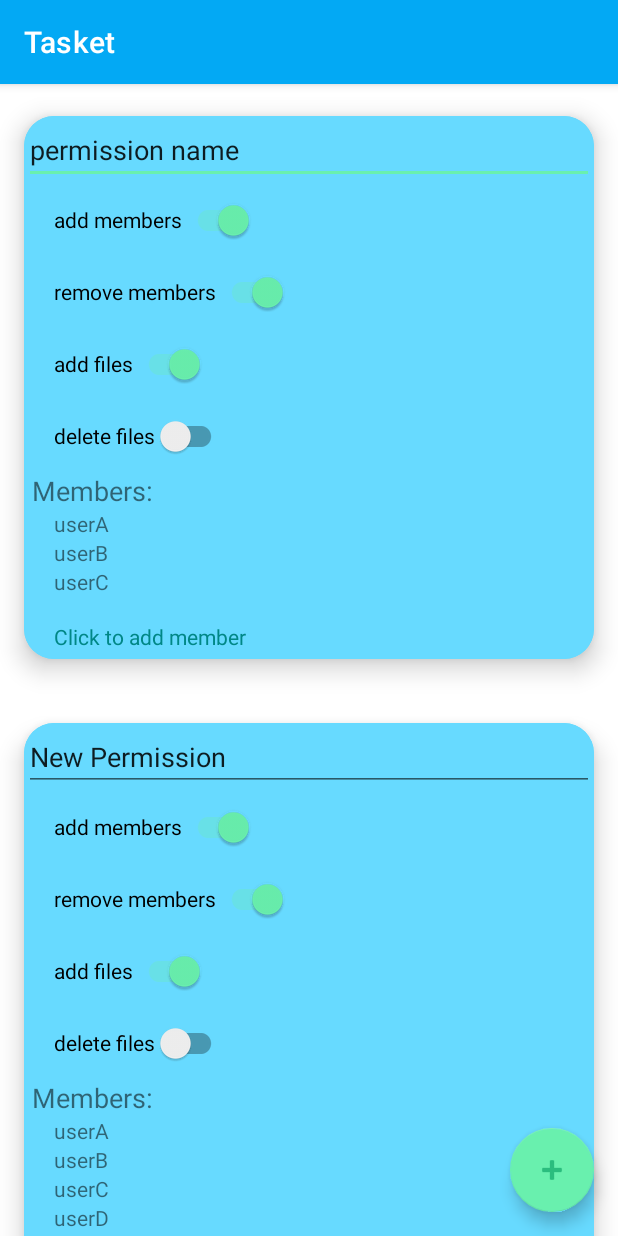
After one commit to lsmednick/Tasket, an Android app: the AdjustPermissions screen opened directly, with no data from a screen before it, on a phone screen of 412 x 824 dp. The commit adds this screen. Run offline under Robolectric (Android 15) with nearby library versions, the phone set to English and light mode, and no system bars.

Commit message:
added card recycler to permissions~~ it works! just have to implement saving cards, and clicking to add members maybe swiping to remove a member..?

```diff
--- a/app/build.gradle
+++ b/app/build.gradle
@@ -37,6 +37,7 @@ dependencies {
     implementation "com.google.firebase:firebase-auth"
     implementation 'androidx.navigation:navigation-fragment:2.3.1'
     implementation 'androidx.navigation:navigation-ui:2.3.1'
+    implementation 'androidx.cardview:cardview:1.0.0'
     testImplementation 'junit:junit:4.+'
     androidTestImplementation 'androidx.test.ext:junit:1.1.2'
     androidTestImplementation 'androidx.test.espresso:espresso-core:3.3.0'
--- a/app/src/main/AndroidManifest.xml
+++ b/app/src/main/AndroidManifest.xml
@@ -9,6 +9,7 @@
         android:roundIcon="@mipmap/ic_launcher_round"
         android:supportsRtl="true"
         android:theme="@style/Theme.Tasket">
+        <activity android:name=".AdjustPermissions"></activity>
         <activity android:name=".CreateTeam" />
         <activity android:name=".ViewTeams" />
         <activity android:name=".HomeActivity" />
--- /dev/null
+++ b/app/src/main/java/edu/neu/madcourse/tasket/AdjustPermissions.java
@@ -0,0 +1,58 @@
+package edu.neu.madcourse.tasket;
+
+import androidx.appcompat.app.AppCompatActivity;
+import androidx.recyclerview.widget.DefaultItemAnimator;
+import androidx.recyclerview.widget.DividerItemDecoration;
+import androidx.recyclerview.widget.LinearLayoutManager;
+import androidx.recyclerview.widget.RecyclerView;
+
+import android.os.Bundle;
+import android.view.View;
+
+import com.google.android.material.floatingactionbutton.FloatingActionButton;
+
+import java.util.ArrayList;
+import java.util.Arrays;
+
+public class AdjustPermissions extends AppCompatActivity {
+
+    @Override
+    protected void onCreate(Bundle savedInstanceState) {
+        super.onCreate(savedInstanceState);
+        setContentView(R.layout.activity_adjust_permissions);
+
+        FloatingActionButton fab = findViewById(R.id.floatingActionButton_add_permission_category);
+        fab.setOnClickListener(v -> {
+            //TODO add card to recyclerview
+        });
+
+        //create temp permissions object
+        ArrayList<Boolean> settings = new ArrayList<Boolean>();
+        settings.add(true);
+        settings.add(false);
+        settings.add(true);
+        settings.add(false);
+
+        String[] members = {"userA", "userB", "userC"};
+
+        Permission myPermission = new Permission(settings, "permission name", members);
+        ArrayList<Permission> permissions = new ArrayList<>();
+        permissions.add(myPermission);
+        settings.set(1, true);
+        members = Arrays.copyOf(members, members.length + 1);
+        members[members.length - 1] = "userD";
+        myPermission = new Permission(settings, "New Permission", members);
+        permissions.add(myPermission);
+
+        //recyclerview
+        RecyclerView card_recycler = findViewById(R.id.permissions_recycler_view);
+        RecyclerView.LayoutManager layoutManager = new LinearLayoutManager(getApplicationContext());
+        card_recycler.setLayoutManager(layoutManager);
+        card_recycler.setItemAnimator(new DefaultItemAnimator());
+
+        PermissionsCustomAdapter myAdapter = new PermissionsCustomAdapter(this, permissions);
+        card_recycler.setAdapter(myAdapter);
+        //card_recycler.addItemDecoration(new DividerItemDecoration(card_recycler.getContext(), DividerItemDecoration.VERTICAL));
+
+    }
+}
--- /dev/null
+++ b/app/src/main/java/edu/neu/madcourse/tasket/BasicStringCustomAdapter.java
@@ -0,0 +1,48 @@
+package edu.neu.madcourse.tasket;
+
+import android.view.LayoutInflater;
+import android.view.View;
+import android.view.ViewGroup;
+import android.widget.TextView;
+
+import androidx.annotation.NonNull;
+import androidx.recyclerview.widget.RecyclerView;
+
+public class BasicStringCustomAdapter extends RecyclerView.Adapter {
+
+    private String[] myData;
+
+    public BasicStringCustomAdapter(String[] data) {
+        this.myData = data;
+    }
+
+    @NonNull
+    @Override
+    public RecyclerView.ViewHolder onCreateViewHolder(@NonNull ViewGroup parent, int viewType) {
+        LayoutInflater layoutInflater = LayoutInflater.from(parent.getContext());
+        View listItem = layoutInflater.inflate(R.layout.text_row, parent, false);
+        ViewHolder viewHolder = new ViewHolder(listItem);
+        return viewHolder;
+    }
+
+    @Override
+    public void onBindViewHolder(@NonNull RecyclerView.ViewHolder holder, int position) {
+
+        final String data = myData[position];
+        ((ViewHolder) holder).textView.setText(data);
+    }
+
+    @Override
+    public int getItemCount() {
+        return myData.length;
+    }
+
+    public static class ViewHolder extends RecyclerView.ViewHolder {
+        public TextView textView;
+
+        public ViewHolder(View itemView) {
+            super(itemView);
+            this.textView = itemView.findViewById(R.id.text_view_row);
+        }
+    }
+}
--- /dev/null
+++ b/app/src/main/java/edu/neu/madcourse/tasket/Permission.java
@@ -0,0 +1,68 @@
+package edu.neu.madcourse.tasket;
+
+import java.util.ArrayList;
+import java.util.Arrays;
+
+public class Permission {
+    private ArrayList<Boolean> permissionSettings;
+    private String permissionName;
+    private String[] associated_members;
+
+    public Permission() {
+
+    }
+
+    public Permission(ArrayList<Boolean> settings, String name, String[] members) {
+
+        this.permissionName = name;
+        this.permissionSettings = settings;
+        this.associated_members = members;
+    }
+
+    public ArrayList<Boolean> getPermissionSettings() {
+        return permissionSettings;
+    }
+
+    public void setPermissionSettings(ArrayList<Boolean> permissionSettings) {
+        this.permissionSettings = permissionSettings;
+    }
+
+    public String getPermissionName() {
+        return permissionName;
+    }
+
+    public void setPermissionName(String permissionName) {
+        this.permissionName = permissionName;
+    }
+
+    public String[] getAssociated_members() {
+        return associated_members;
+    }
+
+    public void setAssociated_members(String[] associated_members) {
+        this.associated_members = associated_members;
+    }
+
+    public void add_member(String username) {
+        this.associated_members = Arrays.copyOf(this.associated_members, this.associated_members.length + 1);
+        this.associated_members[this.associated_members.length - 1] = username;
+    }
+
+    public void remove_member(String username) {
+        for (int i = 0; i < this.associated_members.length; i++) {
+            if (this.associated_members[i].equals(username)) {
+                if (i == 0) {
+                    this.associated_members = Arrays.copyOfRange(this.associated_members, 1, this.associated_members.length);
+                } else {
+                    String[] newString = new String[this.associated_members.length - 1];
+                    for (int j = 0; j < this.associated_members.length - 2; j++) {
+                        if (j != i) {
+                            newString[j] = this.associated_members[j];
+                        }
+                    }
+                    this.associated_members = newString;
+                }
+            }
+        }
+    }
+}
--- /dev/null
+++ b/app/src/main/java/edu/neu/madcourse/tasket/PermissionsCustomAdapter.java
@@ -0,0 +1,99 @@
+package edu.neu.madcourse.tasket;
+
+import android.content.Context;
+import android.util.Log;
+import android.view.LayoutInflater;
+import android.view.View;
+import android.view.ViewGroup;
+import android.widget.ArrayAdapter;
+import android.widget.EditText;
+import android.widget.ListView;
+import android.widget.TextView;
+
+import androidx.annotation.NonNull;
+import androidx.appcompat.widget.SwitchCompat;
+import androidx.recyclerview.widget.LinearLayoutManager;
+import androidx.recyclerview.widget.RecyclerView;
+
+import java.util.ArrayList;
+
+public class PermissionsCustomAdapter extends RecyclerView.Adapter {
+    Context context;
+    ArrayList<Permission> permissions;
+
+    public class MyViewHolder extends RecyclerView.ViewHolder {
+        public EditText permission_title;
+        public SwitchCompat add_member_sw;
+        public SwitchCompat rem_member_sw;
+        public SwitchCompat add_file_sw;
+        public SwitchCompat del_file_sw;
+        public RecyclerView members_list_view;
+        public TextView add_members_text;
+        public ArrayList<SwitchCompat> switches;
+
+        public MyViewHolder(View view) {
+            super(view);
+            permission_title = view.findViewById(R.id.permissions_edit_text);
+            add_member_sw = view.findViewById(R.id.add_members_switch);
+            rem_member_sw = view.findViewById(R.id.remove_members_switch);
+            add_file_sw = view.findViewById(R.id.add_files_switch);
+            del_file_sw = view.findViewById(R.id.delete_files_switch);
+            members_list_view = view.findViewById(R.id.members_list_recyclerview);
+            add_members_text = view.findViewById(R.id.add_members_text_view_button);
+            switches = new ArrayList<>();
+            switches.add(add_member_sw);
+            switches.add(rem_member_sw);
+            switches.add(add_file_sw);
+            switches.add(del_file_sw);
+        }
+    }
+
+    public PermissionsCustomAdapter(Context context, ArrayList<Permission> list) {
+        this.context = context;
+        this.permissions = list;
+    }
+
+    @NonNull
+    @Override
+    public MyViewHolder onCreateViewHolder(@NonNull ViewGroup viewGroup, int i) {
+        View itemView = LayoutInflater.from(viewGroup.getContext()).inflate(R.layout.permissions_row_card, viewGroup, false);
+        return new MyViewHolder(itemView);
+    }
+
+
+    @Override
+    public void onBindViewHolder(@NonNull RecyclerView.ViewHolder myViewHolder, int i) {
+        Permission myPermission = permissions.get(i);
+
+        //set permission title
+        ((MyViewHolder) myViewHolder).permission_title.setText(myPermission.getPermissionName());
+
+        //set switches
+        ArrayList<Boolean> settings = myPermission.getPermissionSettings();
+        ArrayList<SwitchCompat> switches = ((MyViewHolder) myViewHolder).switches;
+        for (int j = 0; j < myPermission.getPermissionSettings().size(); j++) {
+            switches.get(j).setChecked(settings.get(j));
+            Log.i("PCA", Integer.valueOf(j).toString() + settings.get(j).toString());
+        }
+
+        //set members
+        RecyclerView recyclerView = ((MyViewHolder) myViewHolder).members_list_view;
+
+        LinearLayoutManager linearLayoutManager = new LinearLayoutManager(context, LinearLayoutManager.VERTICAL, false);
+        recyclerView.setLayoutManager(linearLayoutManager);
+
+        BasicStringCustomAdapter adapter = new BasicStringCustomAdapter(myPermission.getAssociated_members());  //might need context
+        recyclerView.setAdapter(adapter);
+
+
+        //set onclick
+
+
+    }
+
+    @Override
+    public int getItemCount() {
+        return permissions.size();
+    }
+
+}
--- a/app/src/main/java/edu/neu/madcourse/tasket/ViewTeams.java
+++ b/app/src/main/java/edu/neu/madcourse/tasket/ViewTeams.java
@@ -25,7 +25,7 @@ public class ViewTeams extends AppCompatActivity {
         super.onCreate(savedInstanceState);
         setContentView(R.layout.activity_view_teams);
 
-        // create team objects so we can add them to the recycler view
+        // create team objects associated with user so we can add them to the recycler view
         // ArrayList<ParentObject> myTeams = createTeams();
 
         // set up recycler view
@@ -37,6 +37,8 @@ public class ViewTeams extends AppCompatActivity {
         teamExpandableAdaptor.setParentAndIconExpandOnClick(true);
         myRecycler.setAdapter(teamExpandableAdaptor);
 
+
+        // go to create team activity
         FloatingActionButton createTeam = findViewById(R.id.addTeam);
         createTeam.setOnClickListener(v -> {
             Intent viewTeams_to_createTeam = new Intent(this, CreateTeam.class);
@@ -48,6 +50,8 @@ public class ViewTeams extends AppCompatActivity {
     private ArrayList<ParentObject> createTeams() {
         ArrayList<ParentObject> teams = new ArrayList<>();
 
+
+        //temporary team building with default information
         for (int i = 0; i < 9; i++) {
             //generate sample subteams
             ArrayList<Object> subteams = new ArrayList<>();
--- /dev/null
+++ b/app/src/main/res/layout/activity_adjust_permissions.xml
@@ -0,0 +1,30 @@
+<?xml version="1.0" encoding="utf-8"?>
+<androidx.constraintlayout.widget.ConstraintLayout xmlns:android="http://schemas.android.com/apk/res/android"
+    xmlns:app="http://schemas.android.com/apk/res-auto"
+    xmlns:tools="http://schemas.android.com/tools"
+    android:layout_width="match_parent"
+    android:layout_height="match_parent"
+    tools:context=".AdjustPermissions">
+
+
+    <androidx.recyclerview.widget.RecyclerView
+        android:id="@+id/permissions_recycler_view"
+        android:layout_width="match_parent"
+        android:layout_height="match_parent"
+        app:layout_constraintStart_toStartOf="parent"
+        app:layout_constraintTop_toTopOf="parent" />
+
+    <com.google.android.material.floatingactionbutton.FloatingActionButton
+        android:id="@+id/floatingActionButton_add_permission_category"
+        android:layout_width="wrap_content"
+        android:layout_height="wrap_content"
+        android:layout_margin="@dimen/fab_margin"
+        android:layout_marginEnd="26dp"
+        android:layout_marginBottom="23dp"
+        android:clickable="true"
+        app:layout_constraintBottom_toBottomOf="parent"
+        app:layout_constraintEnd_toEndOf="parent"
+        app:srcCompat="@android:drawable/ic_input_add" />
+
+
+</androidx.constraintlayout.widget.ConstraintLayout>
--- /dev/null
+++ b/app/src/main/res/layout/permissions_row_card.xml
@@ -0,0 +1,82 @@
+<?xml version="1.0" encoding="utf-8"?>
+<androidx.cardview.widget.CardView xmlns:android="http://schemas.android.com/apk/res/android"
+    xmlns:app="http://schemas.android.com/apk/res-auto"
+    xmlns:tools="http://schemas.android.com/tools"
+    android:layout_width="match_parent"
+    android:layout_height="wrap_content"
+    android:padding="10dp"
+    app:cardBackgroundColor="@color/blue_2"
+    app:cardCornerRadius="20dp"
+    app:cardElevation="10dp"
+    app:cardUseCompatPadding="true"
+    tools:context=".AdjustPermissions">
+
+    <LinearLayout
+        android:layout_width="match_parent"
+        android:layout_height="wrap_content"
+        android:background="?attr/colorOnPrimarySurface"
+        android:gravity="start"
+        android:orientation="vertical">
+
+        <EditText
+            android:id="@+id/permissions_edit_text"
+            android:layout_width="match_parent"
+            android:layout_height="wrap_content"
+            android:hint="enter permission name"
+            android:textColorHint="@color/common_google_signin_btn_text_light"
+            android:textSize="18dp"
+            tools:textColorHint="@color/teal_700" />
+
+        <androidx.appcompat.widget.SwitchCompat
+            android:id="@+id/add_members_switch"
+            android:layout_width="wrap_content"
+            android:layout_height="wrap_content"
+            android:layout_marginStart="20dp"
+            android:text="add members" />
+
+        <androidx.appcompat.widget.SwitchCompat
+            android:id="@+id/remove_members_switch"
+            android:layout_width="wrap_content"
+            android:layout_height="wrap_content"
+            android:layout_marginStart="20dp"
+            android:text="remove members" />
+
+        <androidx.appcompat.widget.SwitchCompat
+            android:id="@+id/add_files_switch"
+            android:layout_width="wrap_content"
+            android:layout_height="wrap_content"
+            android:layout_marginStart="20dp"
+            android:text="add files" />
+
+        <androidx.appcompat.widget.SwitchCompat
+            android:id="@+id/delete_files_switch"
+            android:layout_width="wrap_content"
+            android:layout_height="wrap_content"
+            android:layout_marginStart="20dp"
+            android:text="delete files" />
+
+        <TextView
+            android:id="@+id/members_text_view"
+            android:layout_width="match_parent"
+            android:layout_height="wrap_content"
+            android:layout_marginStart="5dp"
+            android:text="Members:"
+            android:textSize="18sp" />
+
+        <androidx.recyclerview.widget.RecyclerView
+            android:id="@+id/members_list_recyclerview"
+            android:layout_width="match_parent"
+            android:layout_height="75dp"
+            android:layout_marginStart="20dp" />
+
+        <TextView
+            android:id="@+id/add_members_text_view_button"
+            android:layout_width="wrap_content"
+            android:layout_height="wrap_content"
+            android:layout_marginStart="20dp"
+            android:layout_marginBottom="5dp"
+            android:text="Click to add member"
+            android:textColor="@color/teal_700" />
+
+    </LinearLayout>
+</androidx.cardview.widget.CardView>
--- /dev/null
+++ b/app/src/main/res/layout/text_row.xml
@@ -0,0 +1,11 @@
+<?xml version="1.0" encoding="utf-8"?>
+<RelativeLayout xmlns:android="http://schemas.android.com/apk/res/android"
+    android:layout_width="match_parent"
+    android:layout_height="wrap_content">
+
+    <TextView
+        android:id="@+id/text_view_row"
+        android:layout_width="match_parent"
+        android:layout_height="wrap_content" />
+
+</RelativeLayout>
--- a/build.gradle
+++ b/build.gradle
@@ -5,7 +5,7 @@ buildscript {
         jcenter()
     }
     dependencies {
-        classpath "com.android.tools.build:gradle:4.1.0"
+        classpath 'com.android.tools.build:gradle:4.1.1'
         classpath 'com.google.gms:google-services:4.3.4'
 
         // NOTE: Do not place your application dependencies here; they belong
```
Also changed, not shown: app/src/main/java/edu/neu/madcourse/tasket/CreateTeam.java (+26 -0 lines), app/src/main/java/edu/neu/madcourse/tasket/Subteam.java (+79 -2 lines), app/src/main/java/edu/neu/madcourse/tasket/Team.java (+91 -2 lines), app/src/main/res/layout/activity_create_team.xml (+12 -1 lines).
